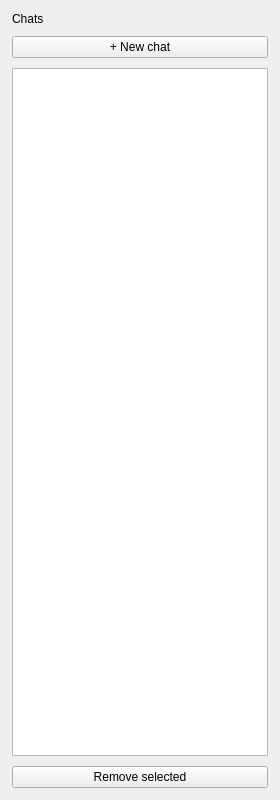
onurtas1993/promptlet, file promptlet_client/view/chat_history_view.ui: the form before one commit.
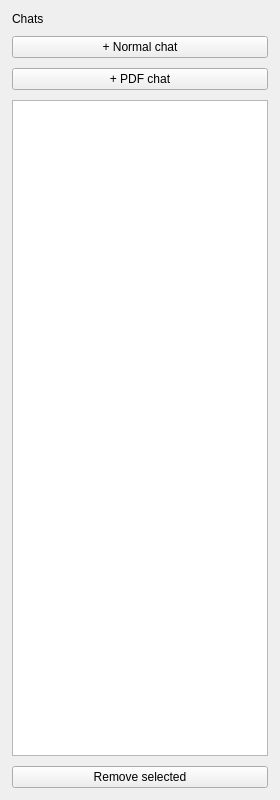
The form after the commit.

```diff
--- a/promptlet_client/view/chat_history_view.ui
+++ b/promptlet_client/view/chat_history_view.ui
@@ -48,10 +48,13 @@
    <item>
     <widget class="QPushButton" name="new_chat_btn">
      <property name="text">
-      <string>+ New chat</string>
+      <string>+ Normal chat</string>
      </property>
     </widget>
    </item>
+   <item>
+    <widget class="QPushButton" name="new_pdf_chat_btn"><property name="text"><string>+ PDF chat</string></property></widget>
+   </item>
    <item>
     <widget class="QListWidget" name="chat_list">
      <property name="horizontalScrollBarPolicy">
```
